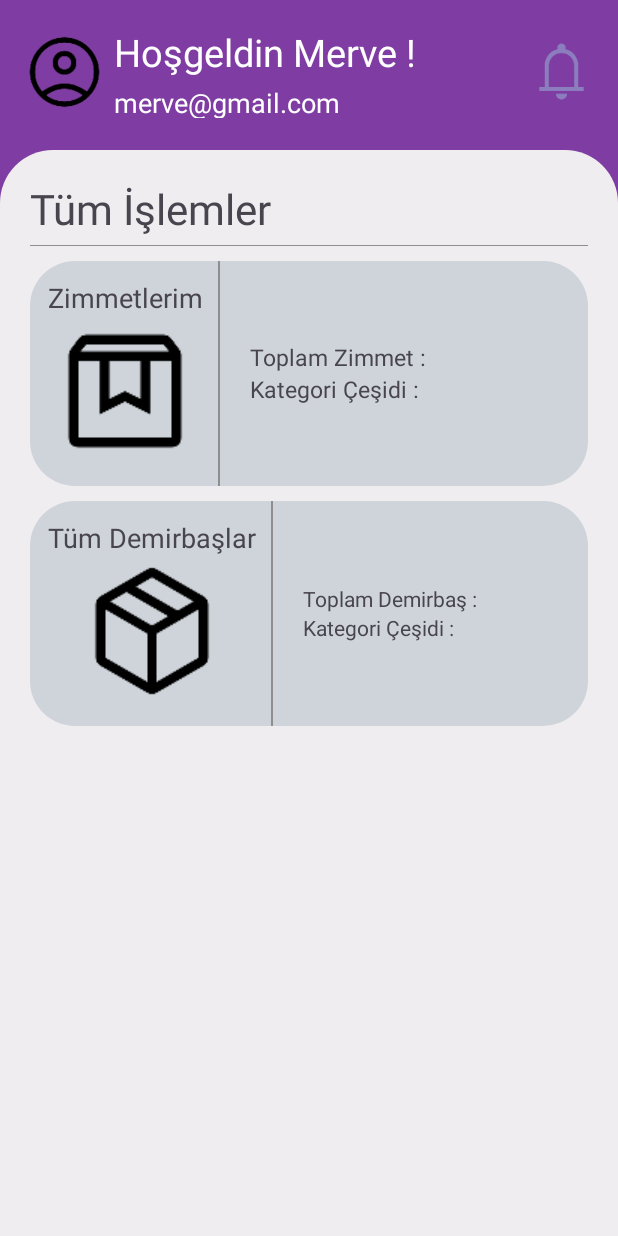
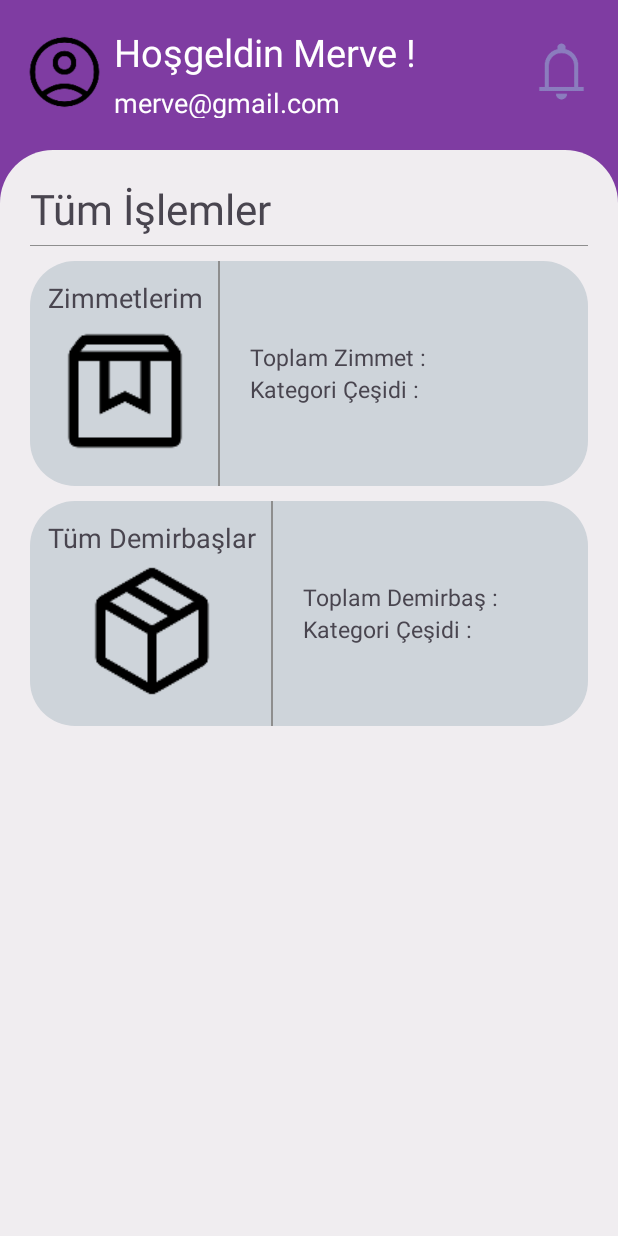
Before and after one commit to Mrvgucc/EnvanTrackAndroid, an Android app: the MainPersonalFragment screen opened through its navigation route, on a phone screen of 412 x 824 dp. Run offline under Robolectric (Android 15) with nearby library versions, the phone set to English and light mode, and no system bars; our stand-ins replace data binding; pictures from the network do not load.

```diff
--- a/app/src/main/res/layout/fragment_main_personal.xml
+++ b/app/src/main/res/layout/fragment_main_personal.xml
@@ -218,13 +218,15 @@
                                 android:id="@+id/textView15"
                                 android:layout_width="match_parent"
                                 android:layout_height="wrap_content"
-                                android:text="@string/toplamDemirbas" />
+                                android:text="@string/toplamDemirbas"
+                                android:textSize="15sp"/>
 
                             <TextView
                                 android:id="@+id/textView14"
                                 android:layout_width="match_parent"
                                 android:layout_height="wrap_content"
-                                android:text="@string/kategoriCesidi" />
+                                android:text="@string/kategoriCesidi"
+                                android:textSize="15sp"/>
                         </LinearLayout>
 
                     </LinearLayout>
```
